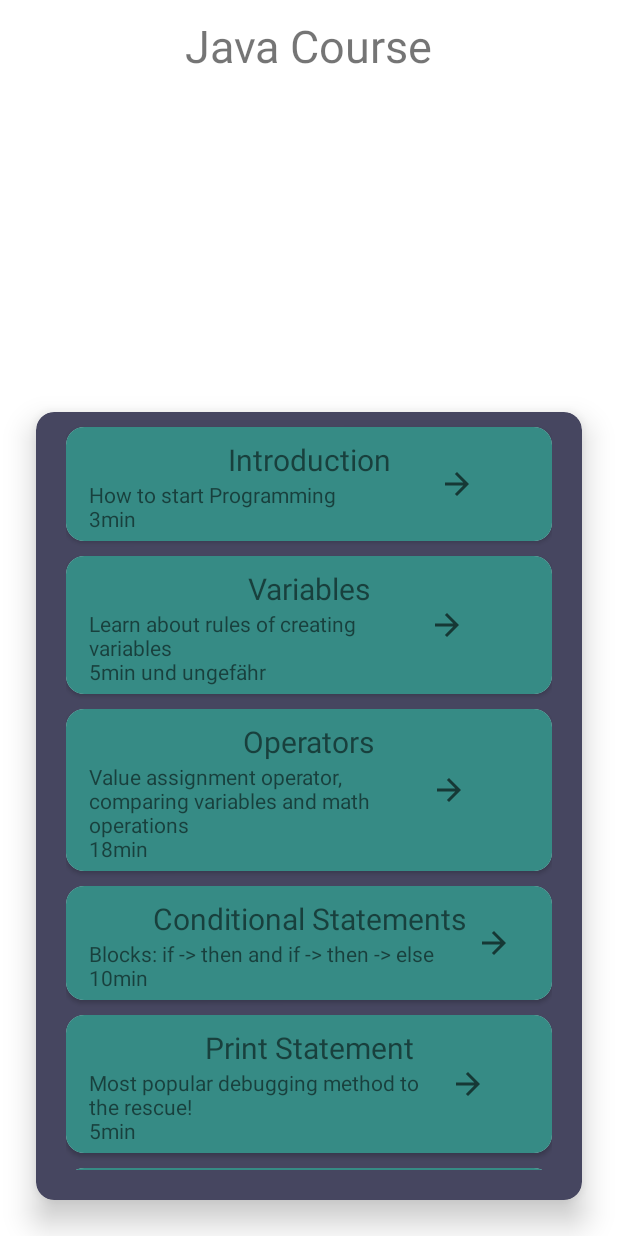
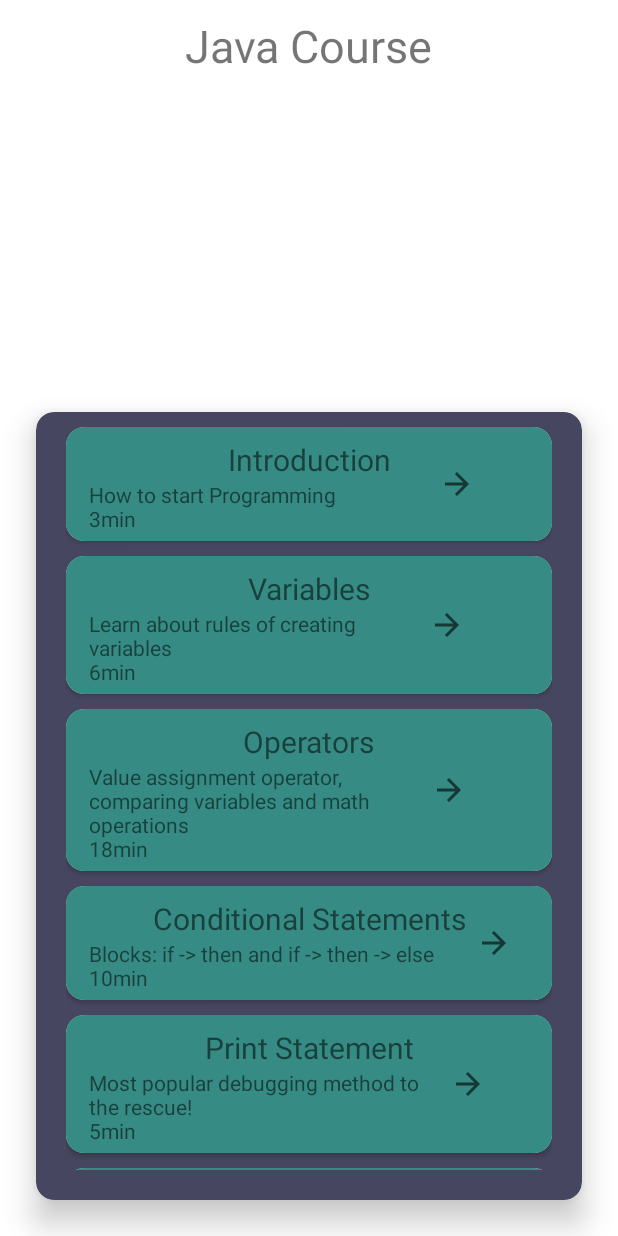
Before and after one commit to jakobzeise/LearnJava, an Android app: the screen it shows after launch (MainActivity), on a phone screen of 412 x 824 dp. Run offline under Robolectric (Android 15) with nearby library versions, the phone set to English and light mode, and no system bars.

Commit message:
commit 6minutes

```diff
--- a/app/src/main/java/com/jakobzeise/learnjava/view/MainActivity.kt
+++ b/app/src/main/java/com/jakobzeise/learnjava/view/MainActivity.kt
@@ -32,7 +32,7 @@ class MainActivity : AppCompatActivity() {
                 2,
                 "Variables",
                 "Learn about rules of creating variables\n" +
-                        "5min und ungefähr "
+                        "6min "
             )
         )
 
```
